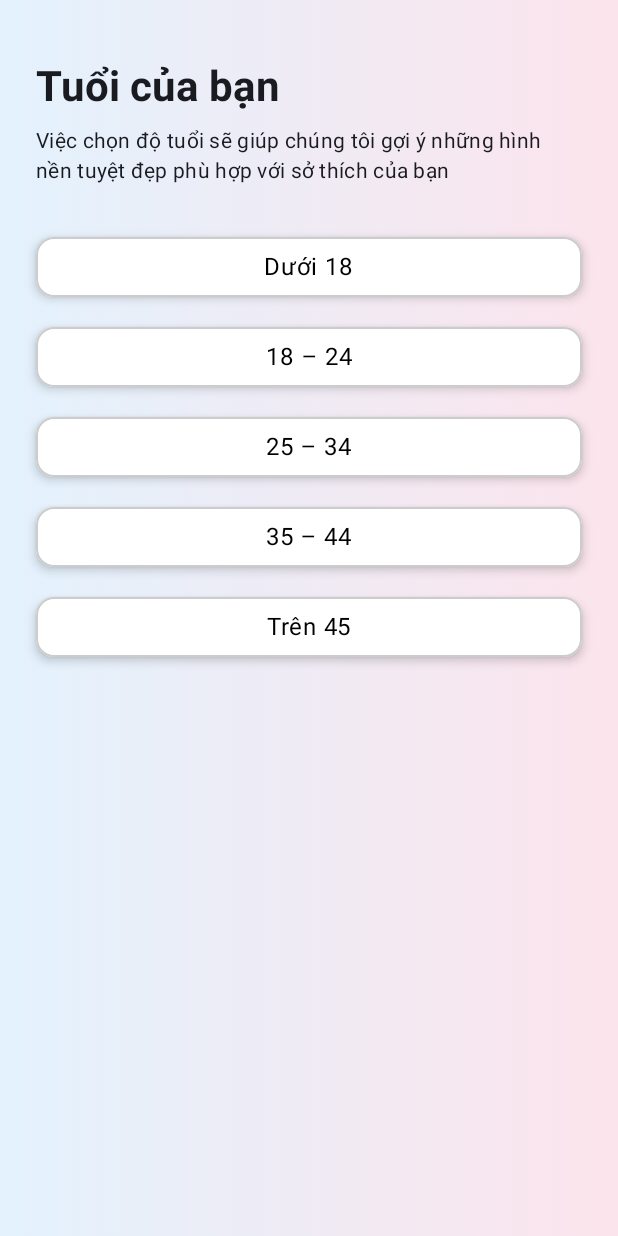
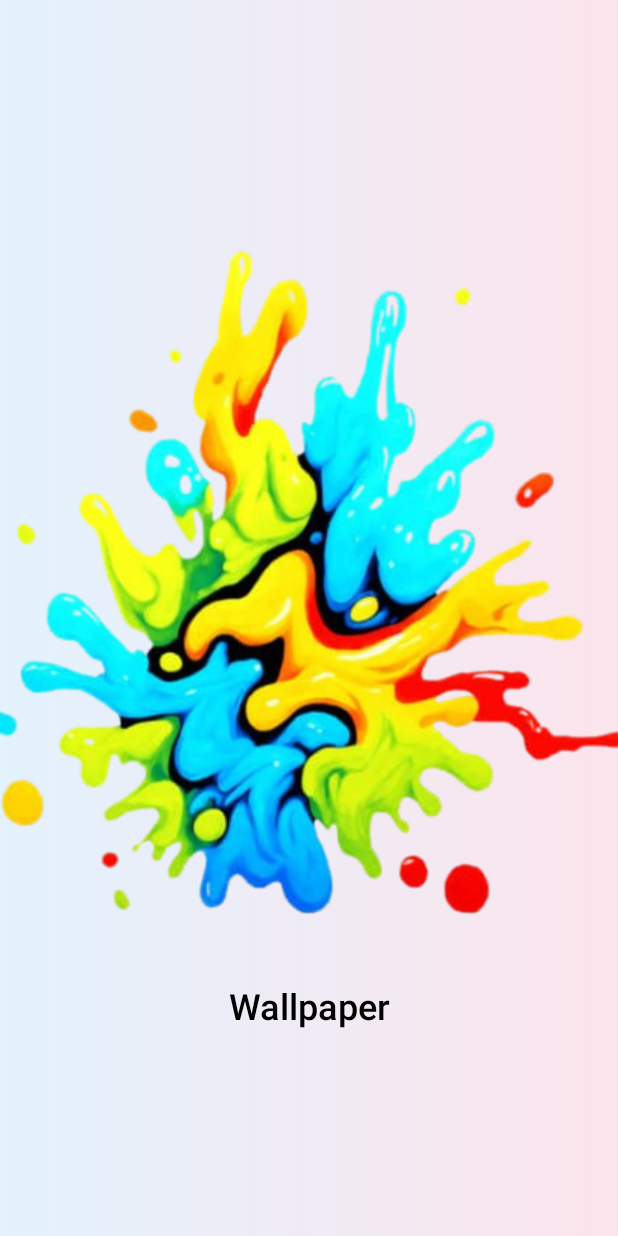
Before and after one commit to Amory826/Wallpaper_app, an Android app built with Jetpack Compose: the first screen one second after launch (MainActivity), on a phone screen of 412 x 824 dp. Run offline under Robolectric (Android 15) with nearby library versions, the phone set to English and light mode, and no system bars.

Commit message:
update SplashScreen

```diff
--- a/app/build.gradle.kts
+++ b/app/build.gradle.kts
@@ -83,6 +83,7 @@ dependencies {
     implementation("androidx.compose.material3:material3:1.2.0")
     implementation("com.google.code.gson:gson:2.11.0")
     implementation("androidx.datastore:datastore-preferences:1.1.0")
+    implementation("androidx.core:core-splashscreen:1.0.1")
 
 
 }
--- a/app/src/main/java/com/example/wallpaper/MainActivity.kt
+++ b/app/src/main/java/com/example/wallpaper/MainActivity.kt
@@ -27,6 +27,7 @@ import androidx.compose.material3.Surface
 import androidx.compose.material3.Text
 import androidx.compose.runtime.Composable
 import androidx.compose.runtime.CompositionLocalProvider
+import androidx.compose.runtime.getValue
 import androidx.compose.runtime.mutableStateOf
 import androidx.compose.runtime.saveable.rememberSaveable
 import androidx.compose.ui.Alignment
@@ -37,6 +38,7 @@ import androidx.compose.ui.platform.LocalContext
 import androidx.compose.ui.text.font.FontWeight
 import androidx.compose.ui.tooling.preview.Preview
 import androidx.compose.ui.unit.dp
+import androidx.core.splashscreen.SplashScreen.Companion.installSplashScreen
 import androidx.lifecycle.viewmodel.compose.viewModel
 import androidx.navigation.NavController
 import androidx.navigation.compose.NavHost
@@ -51,6 +53,8 @@ import com.example.wallpaper.model.WallpapersHomeViewModelFactory
 import com.example.wallpaper.screen.HomeScreen
 import com.example.wallpaper.screen.MoreWallpaperScreen
 import com.example.wallpaper.screen.ProfileScreen
+import com.example.wallpaper.screen.SplashScreen
+import com.example.wallpaper.screen.SplashViewModel
 import com.example.wallpaper.screen.TrendingScreen
 import com.example.wallpaper.screen.WallpaperHomeScreen
 import com.example.wallpaper.screen.WatchListScreen
@@ -59,13 +63,19 @@ import com.example.wallpaper.ui.theme.ColorPrimary
 class MainActivity : ComponentActivity() {
     override fun onCreate(savedInstanceState: Bundle?) {
         super.onCreate(savedInstanceState)
-        enableEdgeToEdge()
+        installSplashScreen()
         setContent {
             WallpaperTheme {
                 Surface(
                     modifier = Modifier.fillMaxSize(),
                     color = MaterialTheme.colorScheme.background
                 ) {
+                    val viewModel: SplashViewModel = viewModel()
+                    val isLoading by viewModel.isLoading
+
+                    if (isLoading) {
+                        SplashScreen()
+                    } else {
                         val context = LocalContext.current
                         val sharedPrefs =
                             context.getSharedPreferences("app_prefs", Context.MODE_PRIVATE)
@@ -110,8 +120,6 @@ class MainActivity : ComponentActivity() {
                                     }
                                 }
                                 composable("wallpaper_more_screen") {
-//                            val wall = navController.previousBackStackEntry
-//                                ?.savedStateHandle?.get<Wall>("wall_data")
                                     val category = navController.previousBackStackEntry
                                         ?.savedStateHandle?.get<Category>("category_data")
 
@@ -121,6 +129,7 @@ class MainActivity : ComponentActivity() {
                                             category = category,
                                             onBackClick = { navController.popBackStack() },
                                         )
+                                    }
                                 }
                             }
                         }
--- a/app/src/main/java/com/example/wallpaper/Utils/DownloadWallpaperDialog.kt
+++ b/app/src/main/java/com/example/wallpaper/Utils/DownloadWallpaperDialog.kt
@@ -69,7 +69,7 @@ fun DownloadWallpaperDialog(
         Box(
             modifier = Modifier
                 .fillMaxSize()
-                .padding(bottom = 12.dp)
+                .padding(bottom = 30.dp)
                 .clickable(
                     onClick = onDismiss,
                     indication = null,
--- a/app/src/main/java/com/example/wallpaper/Utils/SuccessDownloadDialog.kt
+++ b/app/src/main/java/com/example/wallpaper/Utils/SuccessDownloadDialog.kt
@@ -48,7 +48,7 @@ fun SuccessDownloadDialog(
         Box(
             modifier = Modifier
                 .fillMaxSize()
-                .padding(bottom = 12.dp)
+                .padding(bottom = 30.dp)
                 .clickable(
                     onClick = onDismiss,
                     indication = null,
--- /dev/null
+++ b/app/src/main/java/com/example/wallpaper/screen/SplashViewModel.kt
@@ -0,0 +1,92 @@
+package com.example.wallpaper.screen
+
+import androidx.compose.foundation.Image
+import androidx.compose.foundation.background
+import androidx.compose.foundation.layout.Arrangement
+import androidx.compose.runtime.MutableState
+import androidx.compose.runtime.State
+import androidx.compose.runtime.mutableStateOf
+import androidx.lifecycle.ViewModel
+import androidx.lifecycle.viewModelScope
+import kotlinx.coroutines.delay
+import kotlinx.coroutines.launch
+import androidx.compose.foundation.layout.Box
+import androidx.compose.foundation.layout.Column
+import androidx.compose.foundation.layout.Row
+import androidx.compose.foundation.layout.Spacer
+import androidx.compose.foundation.layout.fillMaxSize
+import androidx.compose.foundation.layout.fillMaxWidth
+import androidx.compose.foundation.layout.height
+import androidx.compose.material3.Text
+import androidx.compose.runtime.Composable
+import androidx.compose.ui.Alignment
+import androidx.compose.ui.Modifier
+import androidx.compose.ui.graphics.Brush
+import androidx.compose.ui.graphics.Color
+import androidx.compose.ui.layout.ContentScale
+import androidx.compose.ui.res.painterResource
+import androidx.compose.ui.res.stringResource
+import androidx.compose.ui.text.TextStyle
+import androidx.compose.ui.text.font.FontWeight
+import androidx.compose.ui.text.style.TextAlign
+import androidx.compose.ui.tooling.preview.Preview
+import androidx.compose.ui.unit.dp
+import androidx.compose.ui.unit.sp
+import com.example.wallpaper.R
+import com.example.wallpaper.ui.theme.ColorPrimary
+
+class SplashViewModel : ViewModel() {
+
+    private val _isLoading: MutableState<Boolean> = mutableStateOf(true)
+    val isLoading: State<Boolean> = _isLoading
+
+    init {
+        viewModelScope.launch {
+            delay(2000) // Simulate a delay for loading
+            _isLoading.value = false
+        }
+    }
+}
+
+@Composable
+fun SplashScreen() {
+    Box(
+        modifier = Modifier
+            .fillMaxSize()
+            .background(
+                brush = Brush.horizontalGradient(
+                    colors = ColorPrimary
+                )
+            ),
+        contentAlignment = Alignment.Center
+    ) {
+        Column(
+            modifier = Modifier
+                .fillMaxWidth()
+                .align(Alignment.Center),
+            horizontalAlignment = Alignment.CenterHorizontally,
+            verticalArrangement = Arrangement.Center
+
+        ) {
+            Image(
+                painter = painterResource(id = R.drawable.splash),
+                contentDescription = "Splash", contentScale = ContentScale.Crop
+            )
+            Spacer(
+                modifier = Modifier.height(20.dp)
+            )
+            Text(
+                text = stringResource(R.string.app_name),
+                textAlign = TextAlign.Center,
+                style = TextStyle(color = Color.Black), fontSize = 24.sp, fontWeight = FontWeight.W500
+            )
+        }
+    }
+}
+
+
+@Preview
+@Composable
+fun SplashScreenPreview() {
+    SplashScreen()
+}
```
Also changed, not shown: app/src/main/res/drawable/splash.png (added). Lines whose indentation alone changed are shown as unchanged.
